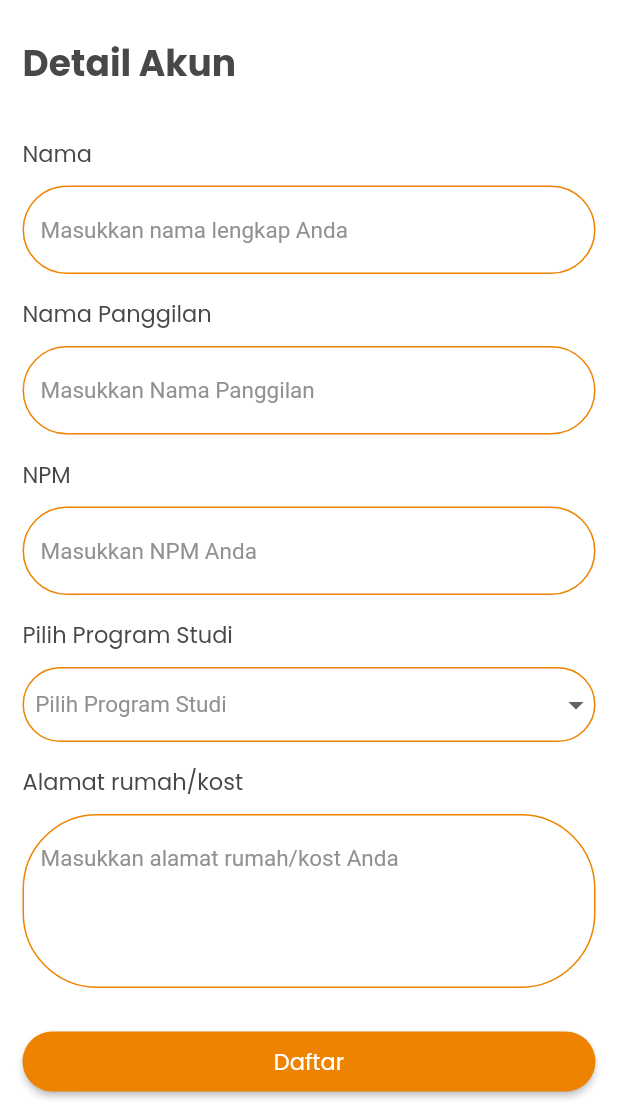
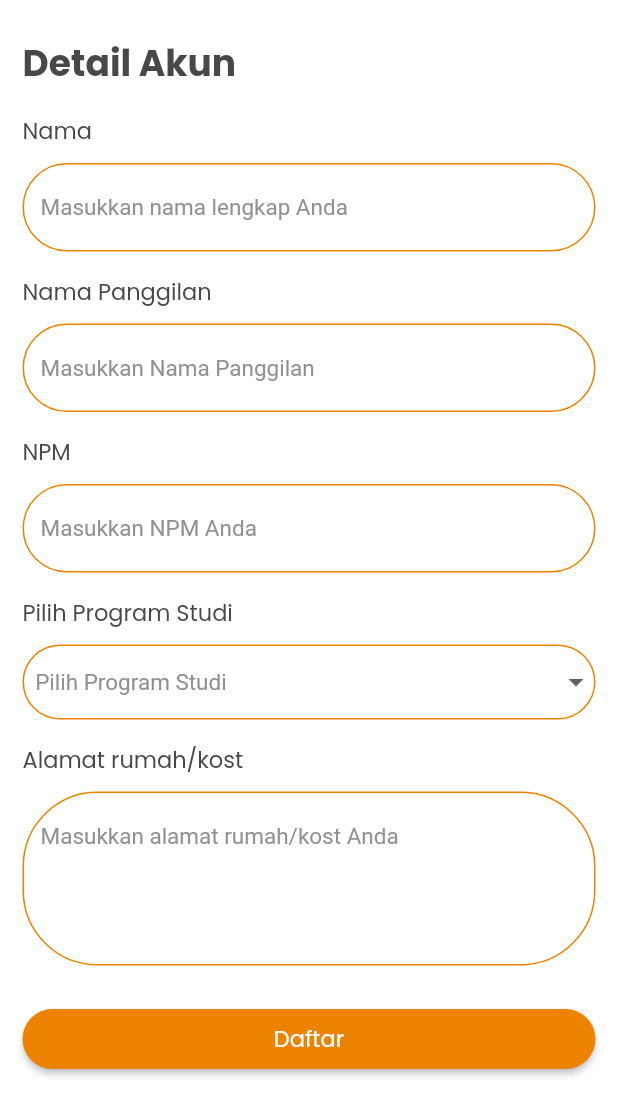
Before and after one commit to laaffee/Tugas1_vokasi_app, a Flutter app: the DetailBodyScreen screen opened directly, on a phone screen of 412 x 824 dp, the part 134-1236 px from its top. Run offline on Flutter 3.47's test engine with Material 2 defaults, Android fonts, the phone set to English and light mode, and no system bars; our stand-ins replace google_fonts.

Commit message:
Update detail_body_screen.dart

```diff
--- a/lib/screens/detail_body_screen.dart
+++ b/lib/screens/detail_body_screen.dart
@@ -8,7 +8,7 @@ class DetailBodyScreen extends StatelessWidget {
     return SafeArea(
       child: Scaffold(
         backgroundColor: Colors.white,
-        body: Container(
+        body: SingleChildScrollView(child: Container(
           margin: EdgeInsets.all(15),
           child: Column(
             crossAxisAlignment: CrossAxisAlignment.start,
@@ -22,6 +22,7 @@ class DetailBodyScreen extends StatelessWidget {
               _inputField(context),
             ],
           ),
+        ),
         ),
       ),
     );
@@ -39,7 +40,7 @@ class DetailBodyScreen extends StatelessWidget {
                   color: const Color(0xff484848),
             ),
           ),
-          const SizedBox(height: 30,),
+          const SizedBox(height: 15,),
       ],
     );
   }
```
